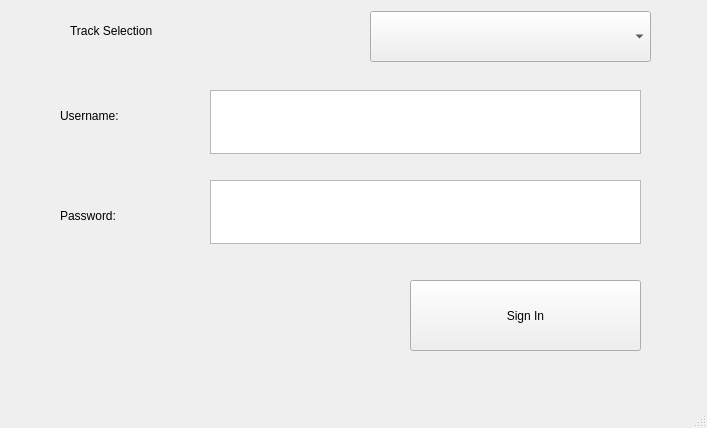
Old version of the form track_controller/sign_in.ui in the repository YKMorsy/Team_X_ECE_1140.
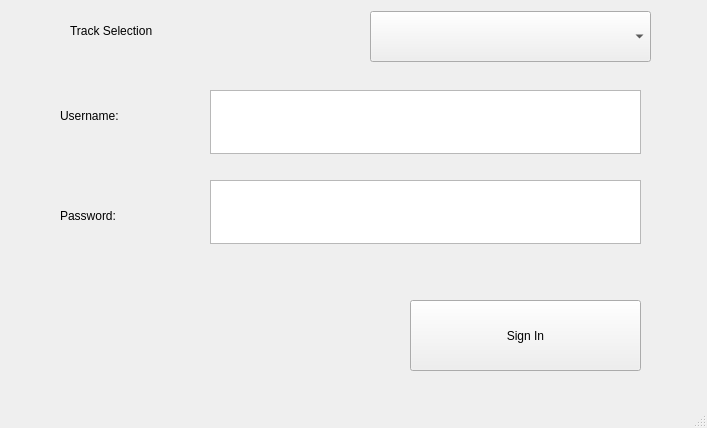
New version of the form.

The edit to the form file:
```diff
--- a/track_controller/sign_in.ui
+++ b/track_controller/sign_in.ui
@@ -64,7 +64,7 @@
     <property name="geometry">
      <rect>
       <x>410</x>
-      <y>280</y>
+      <y>300</y>
       <width>231</width>
       <height>71</height>
      </rect>
@@ -96,6 +96,19 @@
      <string>Track Selection</string>
     </property>
    </widget>
+   <widget class="QLabel" name="error_label">
+    <property name="geometry">
+     <rect>
+      <x>60</x>
+      <y>260</y>
+      <width>581</width>
+      <height>31</height>
+     </rect>
+    </property>
+    <property name="text">
+     <string> </string>
+    </property>
+   </widget>
   </widget>
   <widget class="QMenuBar" name="menubar">
    <property name="geometry">
```
Left out of the diff: 2 changed lines with no effect on the pictures.
